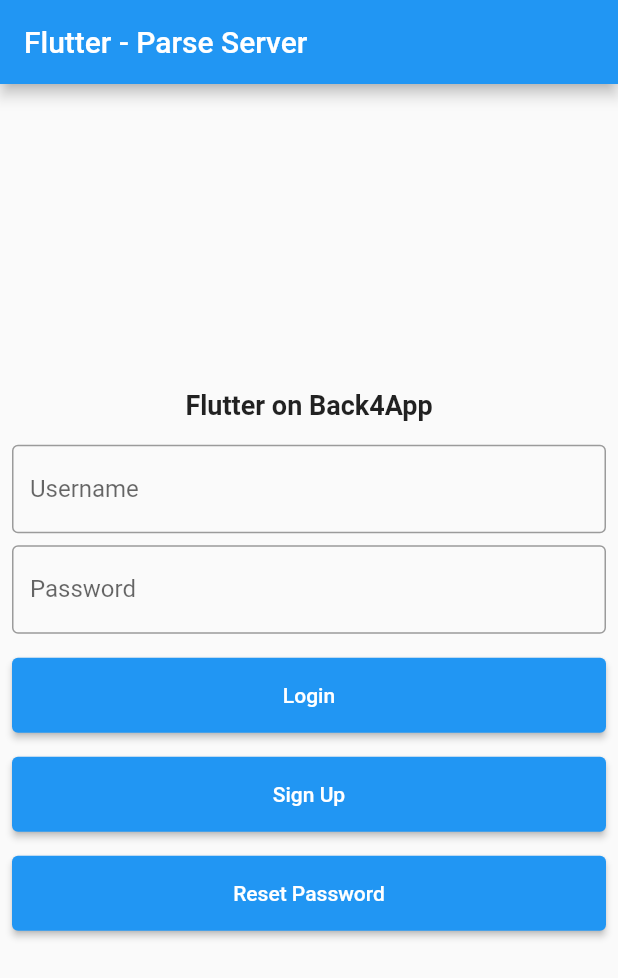
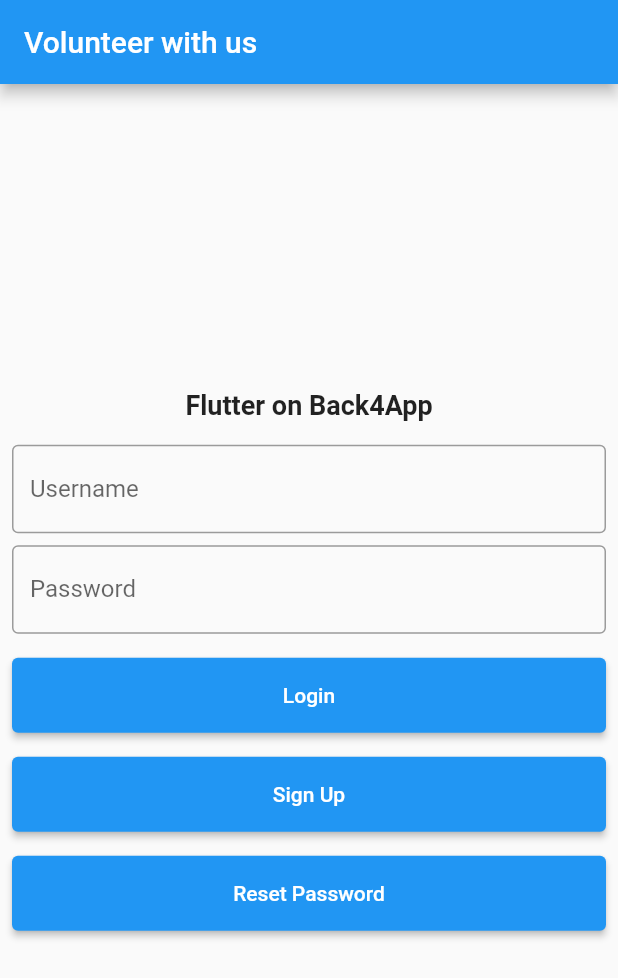
Before and after one commit to AlexandraDamaschin/SkipToTheFuture-Frontend, a Flutter app: the screen it shows after launch, on a phone screen of 412 x 824 dp. Shown: the top 978 px of the screen. Run offline on Flutter 3.47's test engine with Material 2 defaults, Android fonts, the phone set to English and light mode, and no system bars; our stand-ins replace parse_server_sdk_flutter.

Commit message:
Change app title

```diff
--- a/lib/login.dart
+++ b/lib/login.dart
@@ -20,7 +20,7 @@ class _LoginPageState extends State<LoginPage> {
   Widget build(BuildContext context) {
     return Scaffold(
         appBar: AppBar(
-          title: const Text('Flutter - Parse Server'),
+          title: const Text('Volunteer with us'),
         ),
         body: Center(
           child: SingleChildScrollView(
--- a/lib/main.dart
+++ b/lib/main.dart
@@ -48,7 +48,7 @@ class MyApp extends StatelessWidget {
   @override
   Widget build(BuildContext context) {
     return MaterialApp(
-      title: 'Flutter - Parse Server',
+      title: 'Volunteer with us',
       theme: ThemeData(
         primarySwatch: Colors.blue,
         visualDensity: VisualDensity.adaptivePlatformDensity,
```
Also changed, not shown: pubspec.lock, 2 other files.
